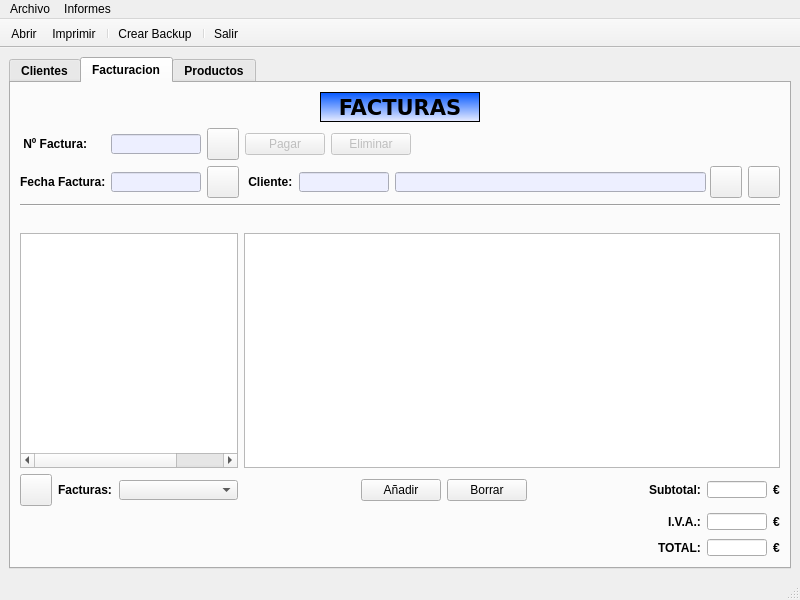
First picture: the form in PYQT5_venPrincipal.ui, repository MelonRodante/MarquezMiguel, before the edit.
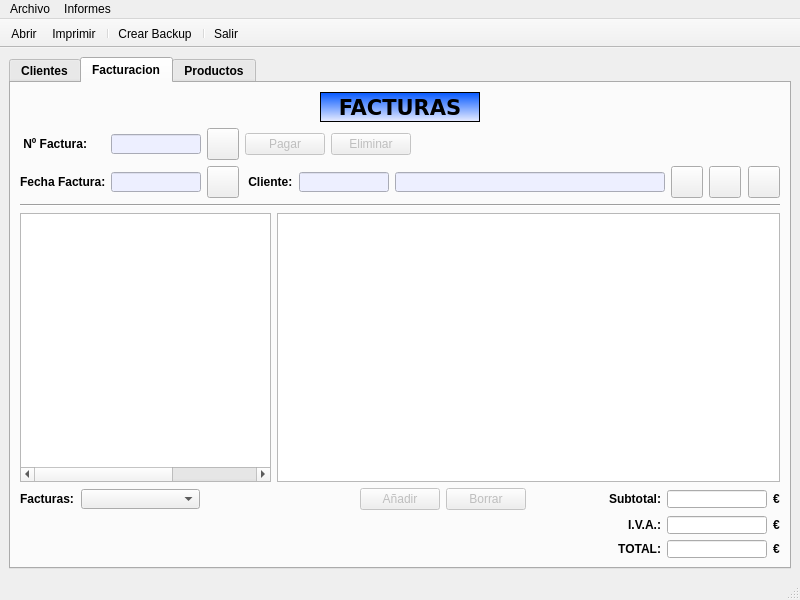
Second picture: the form after the edit. Icons and pictures are not drawn.

Commit message: Detalles de factura terminados

```diff
--- a/PYQT5_venPrincipal.ui
+++ b/PYQT5_venPrincipal.ui
@@ -1503,7 +1503,7 @@
             </property>
             <property name="minimumSize">
              <size>
-              <width>311</width>
+              <width>270</width>
               <height>20</height>
              </size>
             </property>
@@ -1601,21 +1601,56 @@
            </widget>
           </item>
           <item>
-           <spacer name="horizontalSpacer_9">
+           <spacer name="horizontalSpacer_8">
             <property name="orientation">
              <enum>Qt::Horizontal</enum>
             </property>
             <property name="sizeType">
-             <enum>QSizePolicy::Expanding</enum>
+             <enum>QSizePolicy::MinimumExpanding</enum>
             </property>
             <property name="sizeHint" stdset="0">
              <size>
-              <width>40</width>
+              <width>0</width>
               <height>20</height>
              </size>
             </property>
            </spacer>
           </item>
+          <item>
+           <widget class="QPushButton" name="btnFacturacionRecargar">
+            <property name="sizePolicy">
+             <sizepolicy hsizetype="Fixed" vsizetype="Fixed">
+              <horstretch>32</horstretch>
+              <verstretch>32</verstretch>
+             </sizepolicy>
+            </property>
+            <property name="minimumSize">
+             <size>
+              <width>32</width>
+              <height>32</height>
+             </size>
+            </property>
+            <property name="maximumSize">
+             <size>
+              <width>32</width>
+              <height>32</height>
+             </size>
+            </property>
+            <property name="text">
+             <string/>
+            </property>
+            <property name="icon">
+             <iconset resource="img/rc_botonesInterfaz.qrc">
+              <normaloff>:/recargar/recargar.png</normaloff>:/recargar/recargar.png</iconset>
+            </property>
+            <property name="iconSize">
+             <size>
+              <width>24</width>
+              <height>24</height>
+             </size>
+            </property>
+           </widget>
+          </item>
          </layout>
         </item>
         <item>
@@ -1626,30 +1661,7 @@
          </widget>
         </item>
         <item>
-         <layout class="QHBoxLayout" name="horizontalLayout">
-          <property name="bottomMargin">
-           <number>0</number>
-          </property>
-          <item>
-           <spacer name="horizontalSpacer_11">
-            <property name="orientation">
-             <enum>Qt::Horizontal</enum>
-            </property>
-            <property name="sizeType">
-             <enum>QSizePolicy::MinimumExpanding</enum>
-            </property>
-            <property name="sizeHint" stdset="0">
-             <size>
-              <width>0</width>
-              <height>20</height>
-             </size>
-            </property>
-           </spacer>
-          </item>
-         </layout>
-        </item>
-        <item>
-         <layout class="QHBoxLayout" name="layoutFacturacion_2" stretch="1,3,0">
+         <layout class="QHBoxLayout" name="layoutFacturacion_2" stretch="1,2,0">
           <item>
            <layout class="QVBoxLayout" name="verticalLayout_4" stretch="0">
             <property name="rightMargin">
@@ -1671,7 +1683,7 @@
               </property>
               <property name="maximumSize">
                <size>
-                <width>750</width>
+                <width>900</width>
                 <height>16777215</height>
                </size>
               </property>
@@ -1730,7 +1742,7 @@
                <bool>false</bool>
               </attribute>
               <attribute name="horizontalHeaderDefaultSectionSize">
-               <number>72</number>
+               <number>80</number>
               </attribute>
               <attribute name="horizontalHeaderMinimumSectionSize">
                <number>0</number>
@@ -1785,6 +1797,17 @@
                 </font>
                </property>
               </column>
+              <column>
+               <property name="text">
+                <string>Estado</string>
+               </property>
+               <property name="font">
+                <font>
+                 <weight>75</weight>
+                 <bold>true</bold>
+                </font>
+               </property>
+              </column>
              </widget>
             </item>
            </layout>
@@ -1822,33 +1845,14 @@
              <bool>false</bool>
             </attribute>
             <attribute name="horizontalHeaderDefaultSectionSize">
-             <number>60</number>
+             <number>70</number>
             </attribute>
             <attribute name="horizontalHeaderHighlightSections">
              <bool>true</bool>
             </attribute>
-            <column>
-             <property name="text">
-              <string>Codigo</string>
-             </property>
-             <property name="font">
-              <font>
-               <weight>75</weight>
-               <bold>true</bold>
-              </font>
-             </property>
-            </column>
-            <column>
-             <property name="text">
-              <string>Producto</string>
-             </property>
-             <property name="font">
-              <font>
-               <weight>75</weight>
-               <bold>true</bold>
-              </font>
-             </property>
-            </column>
+            <attribute name="horizontalHeaderMinimumSectionSize">
+             <number>70</number>
+            </attribute>
             <column>
              <property name="text">
               <string>Cantidad</string>
@@ -1860,6 +1864,17 @@
               </font>
              </property>
             </column>
+            <column>
+             <property name="text">
+              <string>Producto</string>
+             </property>
+             <property name="font">
+              <font>
+               <weight>75</weight>
+               <bold>true</bold>
+              </font>
+             </property>
+            </column>
             <column>
              <property name="text">
               <string>Precio</string>
@@ -1903,263 +1918,160 @@
          </layout>
         </item>
         <item>
-         <layout class="QHBoxLayout" name="horizontalLayout_6" stretch="1,3">
-          <property name="spacing">
+         <layout class="QGridLayout" name="gridLayout" rowstretch="0,0,0" columnstretch="1,0,0,0,0,0,0,0,0,0">
+          <property name="sizeConstraint">
+           <enum>QLayout::SetDefaultConstraint</enum>
+          </property>
+          <property name="topMargin">
+           <number>0</number>
+          </property>
+          <property name="verticalSpacing">
            <number>6</number>
           </property>
-          <property name="topMargin">
-           <number>0</number>
-          </property>
-          <item>
-           <layout class="QHBoxLayout" name="horizontalLayout_5">
-            <property name="topMargin">
-             <number>0</number>
+          <item row="0" column="7">
+           <widget class="QLabel" name="lblSubtotal">
+            <property name="sizePolicy">
+             <sizepolicy hsizetype="Preferred" vsizetype="Fixed">
+              <horstretch>0</horstretch>
+              <verstretch>0</verstretch>
+             </sizepolicy>
             </property>
-            <property name="rightMargin">
-             <number>0</number>
+            <property name="minimumSize">
+             <size>
+              <width>0</width>
+              <height>17</height>
+             </size>
             </property>
-            <item>
-             <widget class="QPushButton" name="btnFacturacionRecargar">
-              <property name="sizePolicy">
-               <sizepolicy hsizetype="Fixed" vsizetype="Fixed">
-                <horstretch>32</horstretch>
-                <verstretch>32</verstretch>
-               </sizepolicy>
-              </property>
-              <property name="minimumSize">
-               <size>
-                <width>32</width>
-                <height>32</height>
-               </size>
-              </property>
-              <property name="maximumSize">
-               <size>
-                <width>32</width>
-                <height>32</height>
-               </size>
-              </property>
-              <property name="text">
-               <string/>
-              </property>
-              <property name="icon">
-               <iconset resource="img/rc_botonesInterfaz.qrc">
-                <normaloff>:/recargar/recargar.png</normaloff>:/recargar/recargar.png</iconset>
-              </property>
-              <property name="iconSize">
-               <size>
-                <width>24</width>
-                <height>24</height>
-               </size>
-              </property>
-             </widget>
-            </item>
-            <item>
-             <widget class="QLabel" name="lblTipoFacturas">
-              <property name="sizePolicy">
-               <sizepolicy hsizetype="Fixed" vsizetype="Fixed">
-                <horstretch>0</horstretch>
-                <verstretch>0</verstretch>
-               </sizepolicy>
-              </property>
-              <property name="minimumSize">
-               <size>
-                <width>55</width>
-                <height>20</height>
-               </size>
-              </property>
-              <property name="maximumSize">
-               <size>
-                <width>55</width>
-                <height>20</height>
-               </size>
-              </property>
-              <property name="text">
-               <string>Facturas:</string>
-              </property>
-             </widget>
-            </item>
-            <item>
-             <widget class="QComboBox" name="cmbTipoFacturas">
-              <property name="sizePolicy">
-               <sizepolicy hsizetype="Fixed" vsizetype="Fixed">
-                <horstretch>0</horstretch>
-                <verstretch>0</verstretch>
-               </sizepolicy>
-              </property>
-              <property name="minimumSize">
-               <size>
-                <width>119</width>
-                <height>20</height>
-               </size>
-              </property>
-              <property name="maximumSize">
-               <size>
-                <width>117</width>
-                <height>20</height>
-               </size>
-              </property>
-              <property name="font">
-               <font>
-                <weight>50</weight>
-                <bold>false</bold>
-               </font>
-              </property>
-              <property name="sizeAdjustPolicy">
-               <enum>QComboBox::AdjustToContentsOnFirstShow</enum>
-              </property>
-             </widget>
-            </item>
-           </layout>
+            <property name="maximumSize">
+             <size>
+              <width>16777215</width>
+              <height>17</height>
+             </size>
+            </property>
+            <property name="font">
+             <font>
+              <pointsize>9</pointsize>
+             </font>
+            </property>
+            <property name="text">
+             <string>Subtotal:</string>
+            </property>
+            <property name="alignment">
+             <set>Qt::AlignRight|Qt::AlignTrailing|Qt::AlignVCenter</set>
+            </property>
+           </widget>
           </item>
-          <item>
-           <layout class="QHBoxLayout" name="horizontalLayout_7">
-            <property name="spacing">
-             <number>6</number>
+          <item row="0" column="5">
+           <widget class="QPushButton" name="btnFacturacionBorrarElemento">
+            <property name="enabled">
+             <bool>false</bool>
             </property>
-            <property name="rightMargin">
-             <number>0</number>
+            <property name="sizePolicy">
+             <sizepolicy hsizetype="Fixed" vsizetype="Fixed">
+              <horstretch>0</horstretch>
+              <verstretch>0</verstretch>
+             </sizepolicy>
             </property>
-            <item>
-             <spacer name="horizontalSpacer_8">
-              <property name="orientation">
-               <enum>Qt::Horizontal</enum>
-              </property>
-              <property name="sizeHint" stdset="0">
-               <size>
-                <width>40</width>
-                <height>20</height>
-               </size>
-              </property>
-             </spacer>
-            </item>
-            <item>
-             <widget class="QPushButton" name="btnFacturacionNuevoElemento">
-              <property name="font">
-               <font>
-                <weight>50</weight>
-                <bold>false</bold>
-               </font>
-              </property>
-              <property name="text">
-               <string>Añadir</string>
-              </property>
-             </widget>
-            </item>
-            <item>
-             <widget class="QPushButton" name="btnFacturacionBorrarElemento">
-              <property name="font">
-               <font>
-                <weight>50</weight>
-                <bold>false</bold>
-               </font>
-              </property>
-              <property name="text">
-               <string>Borrar</string>
-              </property>
-             </widget>
-            </item>
-            <item>
-             <spacer name="horizontalSpacer_5">
-              <property name="orientation">
-               <enum>Qt::Horizontal</enum>
-              </property>
-              <property name="sizeHint" stdset="0">
-               <size>
-                <width>40</width>
-                <height>20</height>
-               </size>
-              </property>
-             </spacer>
-            </item>
-            <item>
-             <widget class="QLabel" name="lblSubtotal">
-              <property name="sizePolicy">
-               <sizepolicy hsizetype="Preferred" vsizetype="Fixed">
-                <horstretch>0</horstretch>
-                <verstretch>0</verstretch>
-               </sizepolicy>
-              </property>
-              <property name="minimumSize">
-               <size>
-                <width>0</width>
-                <height>17</height>
-               </size>
-              </property>
-              <property name="maximumSize">
-               <size>
-                <width>16777215</width>
-                <height>17</height>
-               </size>
-              </property>
-              <property name="text">
-               <string>Subtotal:</string>
-              </property>
-             </widget>
-            </item>
-            <item>
-             <widget class="QLineEdit" name="editSubtotal">
-              <property name="sizePolicy">
-               <sizepolicy hsizetype="Fixed" vsizetype="Fixed">
-                <horstretch>0</horstretch>
-                <verstretch>0</verstretch>
-               </sizepolicy>
-              </property>
-              <property name="minimumSize">
-               <size>
-                <width>55</width>
-                <height>17</height>
-               </size>
-              </property>
-              <property name="maximumSize">
-               <size>
-                <width>60</width>
-                <height>17</height>
-               </size>
-              </property>
-              <property name="font">
-               <font>
-                <weight>50</weight>
-                <bold>false</bold>
-               </font>
-              </property>
-              <property name="alignment">
-               <set>Qt::AlignRight|Qt::AlignTrailing|Qt::AlignVCenter</set>
-              </property>
-              <property name="readOnly">
-               <bool>true</bool>
-              </property>
-             </widget>
-            </item>
-            <item>
-             <widget class="QLabel" name="lblEuro_2">
-              <property name="text">
-               <string>€</string>
-              </property>
-             </widget>
-            </item>
-           </layout>
+            <property name="font">
+             <font>
+              <weight>50</weight>
+              <bold>false</bold>
+             </font>
+            </property>
+            <property name="text">
+             <string>Borrar</string>
+            </property>
+           </widget>
           </item>
-         </layout>
-        </item>
-        <item>
-         <layout class="QHBoxLayout" name="horizontalLayout_2">
-          <property name="topMargin">
-           <number>0</number>
-          </property>
-          <item>
-           <spacer name="horizontalSpacer_6">
-            <property name="orientation">
-             <enum>Qt::Horizontal</enum>
+          <item row="0" column="4">
+           <widget class="QPushButton" name="btnFacturacionNuevoElemento">
+            <property name="enabled">
+             <bool>false</bool>
             </property>
-            <property name="sizeHint" stdset="0">
+            <property name="sizePolicy">
+             <sizepolicy hsizetype="Fixed" vsizetype="Fixed">
+              <horstretch>0</horstretch>
+              <verstretch>0</verstretch>
+             </sizepolicy>
+            </property>
+            <property name="font">
+             <font>
+              <weight>50</weight>
+              <bold>false</bold>
+             </font>
+            </property>
+            <property name="text">
+             <string>Añadir</string>
+            </property>
+           </widget>
+          </item>
+          <item row="0" column="1">
+           <widget class="QComboBox" name="cmbTipoFacturas">
+            <property name="sizePolicy">
+             <sizepolicy hsizetype="Fixed" vsizetype="Fixed">
+              <horstretch>0</horstretch>
+              <verstretch>0</verstretch>
+             </sizepolicy>
+            </property>
+            <property name="minimumSize">
              <size>
-              <width>40</width>
+              <width>119</width>
               <height>20</height>
              </size>
             </property>
-           </spacer>
+            <property name="maximumSize">
+             <size>
+              <width>117</width>
+              <height>20</height>
+             </size>
+            </property>
+            <property name="font">
+             <font>
+              <weight>50</weight>
+              <bold>false</bold>
+             </font>
+            </property>
+            <property name="sizeAdjustPolicy">
+             <enum>QComboBox::AdjustToContentsOnFirstShow</enum>
+            </property>
+           </widget>
           </item>
-          <item>
+          <item row="2" column="8">
+           <widget class="QLineEdit" name="editTotal">
+            <property name="sizePolicy">
+             <sizepolicy hsizetype="Fixed" vsizetype="Fixed">
+              <horstretch>0</horstretch>
+              <verstretch>0</verstretch>
+             </sizepolicy>
+            </property>
+            <property name="minimumSize">
+             <size>
+              <width>100</width>
+              <height>18</height>
+             </size>
+            </property>
+            <property name="maximumSize">
+             <size>
+              <width>100</width>
+              <height>17</height>
+             </size>
+            </property>
+            <property name="font">
+             <font>
+              <pointsize>9</pointsize>
+              <weight>75</weight>
+              <bold>true</bold>
+             </font>
+            </property>
+            <property name="alignment">
+             <set>Qt::AlignRight|Qt::AlignTrailing|Qt::AlignVCenter</set>
+            </property>
+            <property name="readOnly">
+             <bool>true</bool>
+            </property>
+           </widget>
+          </item>
+          <item row="1" column="7">
            <widget class="QLabel" name="lblIVA">
             <property name="sizePolicy">
              <sizepolicy hsizetype="Preferred" vsizetype="Fixed">
@@ -2179,73 +2091,20 @@
               <height>17</height>
              </size>
             </property>
+            <property name="font">
+             <font>
+              <pointsize>9</pointsize>
+             </font>
+            </property>
             <property name="text">
              <string>I.V.A.:</string>
             </property>
-           </widget>
-          </item>
-          <item>
-           <widget class="QLineEdit" name="editIVA">
-            <property name="sizePolicy">
-             <sizepolicy hsizetype="Fixed" vsizetype="Fixed">
-              <horstretch>0</horstretch>
-              <verstretch>0</verstretch>
-             </sizepolicy>
-            </property>
-            <property name="minimumSize">
-             <size>
-              <width>55</width>
-              <height>17</height>
-             </size>
-            </property>
-            <property name="maximumSize">
-             <size>
-              <width>60</width>
-              <height>17</height>
-             </size>
-            </property>
-            <property name="font">
-             <font>
-              <weight>50</weight>
-              <bold>false</bold>
-             </font>
-            </property>
             <property name="alignment">
              <set>Qt::AlignRight|Qt::AlignTrailing|Qt::AlignVCenter</set>
             </property>
-            <property name="readOnly">
-             <bool>true</bool>
-            </property>
            </widget>
           </item>
-          <item>
-           <widget class="QLabel" name="lblEuro_3">
-            <property name="text">
-             <string>€</string>
-            </property>
-           </widget>
-          </item>
-         </layout>
-        </item>
-        <item>
-         <layout class="QHBoxLayout" name="horizontalLayout_3">
-          <property name="topMargin">
-           <number>0</number>
-          </property>
-          <item>
-           <spacer name="horizontalSpacer_7">
-            <property name="orientation">
-             <enum>Qt::Horizontal</enum>
-            </property>
-            <property name="sizeHint" stdset="0">
-             <size>
-              <width>40</width>
-              <height>20</height>
-             </size>
-            </property>
-           </spacer>
-          </item>
-          <item>
+          <item row="2" column="7">
            <widget class="QLabel" name="lblTotal">
             <property name="sizePolicy">
              <sizepolicy hsizetype="Preferred" vsizetype="Fixed">
@@ -2265,13 +2124,47 @@
               <height>17</height>
              </size>
             </property>
+            <property name="font">
+             <font>
+              <pointsize>9</pointsize>
+             </font>
+            </property>
             <property name="text">
              <string>TOTAL:</string>
             </property>
+            <property name="alignment">
+             <set>Qt::AlignRight|Qt::AlignTrailing|Qt::AlignVCenter</set>
+            </property>
            </widget>
           </item>
-          <item>
-           <widget class="QLineEdit" name="editTotal">
+          <item row="0" column="2">
+           <spacer name="horizontalSpacer_6">
+            <property name="orientation">
+             <enum>Qt::Horizontal</enum>
+            </property>
+            <property name="sizeHint" stdset="0">
+             <size>
+              <width>40</width>
+              <height>20</height>
+             </size>
+            </property>
+           </spacer>
+          </item>
+          <item row="0" column="6">
+           <spacer name="horizontalSpacer_5">
+            <property name="orientation">
+             <enum>Qt::Horizontal</enum>
+            </property>
+            <property name="sizeHint" stdset="0">
+             <size>
+              <width>40</width>
+              <height>20</height>
+             </size>
+            </property>
+           </spacer>
+          </item>
+          <item row="1" column="8">
+           <widget class="QLineEdit" name="editIVA">
             <property name="sizePolicy">
              <sizepolicy hsizetype="Fixed" vsizetype="Fixed">
               <horstretch>0</horstretch>
@@ -2280,20 +2173,81 @@
             </property>
             <property name="minimumSize">
              <size>
-              <width>55</width>
+              <width>100</width>
+              <height>18</height>
+             </size>
+            </property>
+            <property name="maximumSize">
+             <size>
+              <width>100</width>
               <height>17</height>
              </size>
             </property>
+            <property name="font">
+             <font>
+              <pointsize>9</pointsize>
+              <weight>50</weight>
+              <bold>false</bold>
+             </font>
+            </property>
+            <property name="alignment">
+             <set>Qt::AlignRight|Qt::AlignTrailing|Qt::AlignVCenter</set>
+            </property>
+            <property name="readOnly">
+             <bool>true</bool>
+            </property>
+           </widget>
+          </item>
+          <item row="0" column="0">
+           <widget class="QLabel" name="lblTipoFacturas">
+            <property name="sizePolicy">
+             <sizepolicy hsizetype="Fixed" vsizetype="Fixed">
+              <horstretch>0</horstretch>
+              <verstretch>0</verstretch>
+             </sizepolicy>
+            </property>
+            <property name="minimumSize">
+             <size>
+              <width>55</width>
+              <height>20</height>
+             </size>
+            </property>
             <property name="maximumSize">
              <size>
-              <width>60</width>
+              <width>55</width>
+              <height>20</height>
+             </size>
+            </property>
+            <property name="text">
+             <string>Facturas:</string>
+            </property>
+           </widget>
+          </item>
+          <item row="0" column="8">
+           <widget class="QLineEdit" name="editSubtotal">
+            <property name="sizePolicy">
+             <sizepolicy hsizetype="Fixed" vsizetype="Fixed">
+              <horstretch>0</horstretch>
+              <verstretch>0</verstretch>
+             </sizepolicy>
+            </property>
+            <property name="minimumSize">
+             <size>
+              <width>100</width>
+              <height>18</height>
+             </size>
+            </property>
+            <property name="maximumSize">
+             <size>
+              <width>100</width>
               <height>17</height>
              </size>
             </property>
             <property name="font">
              <font>
-              <weight>75</weight>
-              <bold>true</bold>
+              <pointsize>9</pointsize>
+              <weight>50</weight>
+              <bold>false</bold>
              </font>
             </property>
             <property name="alignment">
@@ -2304,13 +2258,40 @@
             </property>
            </widget>
           </item>
-          <item>
+          <item row="1" column="9">
+           <widget class="QLabel" name="lblEuro_3">
+            <property name="text">
+             <string>€</string>
+            </property>
+           </widget>
+          </item>
+          <item row="0" column="9">
+           <widget class="QLabel" name="lblEuro_2">
+            <property name="text">
+             <string>€</string>
+            </property>
+           </widget>
+          </item>
+          <item row="2" column="9">
            <widget class="QLabel" name="lblEuro_4">
             <property name="text">
              <string>€</string>
             </property>
            </widget>
           </item>
+          <item row="0" column="3">
+           <spacer name="horizontalSpacer_7">
+            <property name="orientation">
+             <enum>Qt::Horizontal</enum>
+            </property>
+            <property name="sizeHint" stdset="0">
+             <size>
+              <width>40</width>
+              <height>20</height>
+             </size>
+            </property>
+           </spacer>
+          </item>
          </layout>
         </item>
        </layout>
```
Left out of the diff: 41 changed lines with no effect on the pictures. The commit also changes 11 other files.
